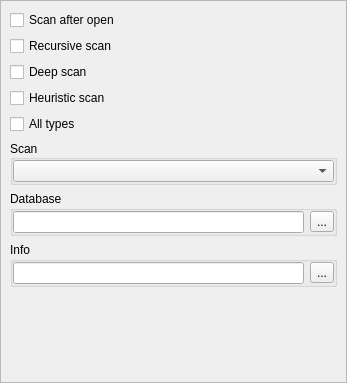
Qt form dieoptionswidget.ui (horsicq/die_widget) before a commit.
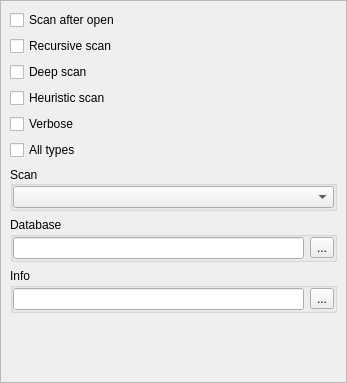
The same form after that commit.

```diff
--- a/dieoptionswidget.ui
+++ b/dieoptionswidget.ui
@@ -69,6 +69,13 @@
          </property>
         </widget>
        </item>
+       <item>
+        <widget class="QCheckBox" name="checkBoxVerbose">
+         <property name="text">
+          <string>Verbose</string>
+         </property>
+        </widget>
+       </item>
        <item>
         <widget class="QCheckBox" name="checkBoxAllTypesScan">
          <property name="text">
```
